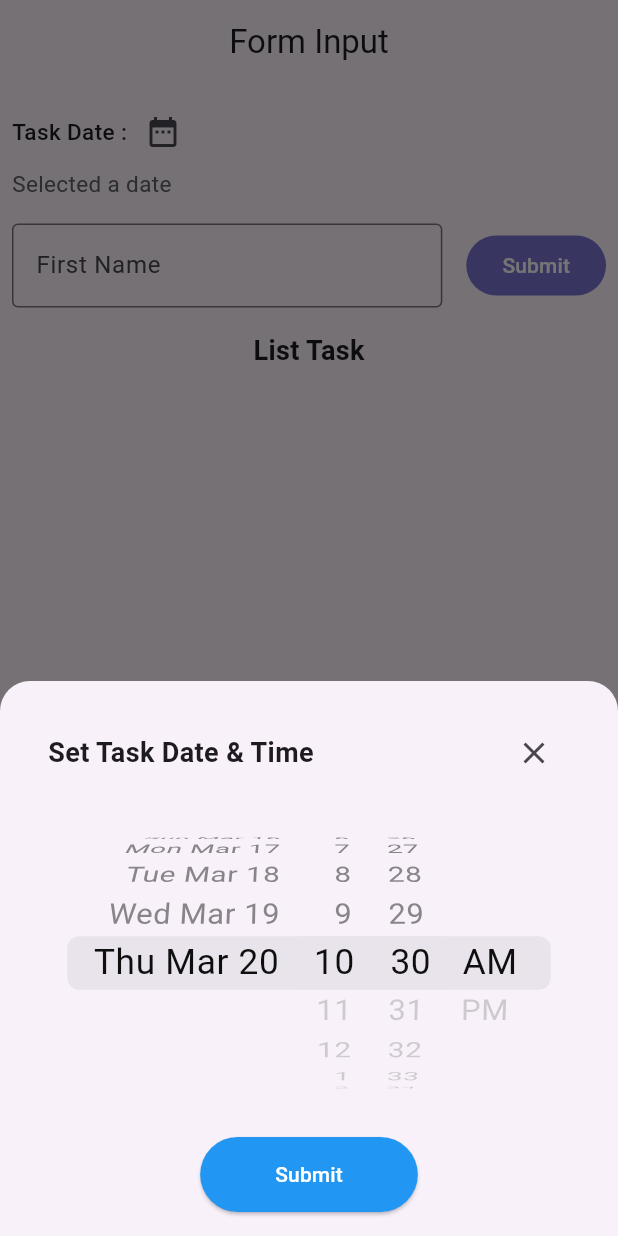
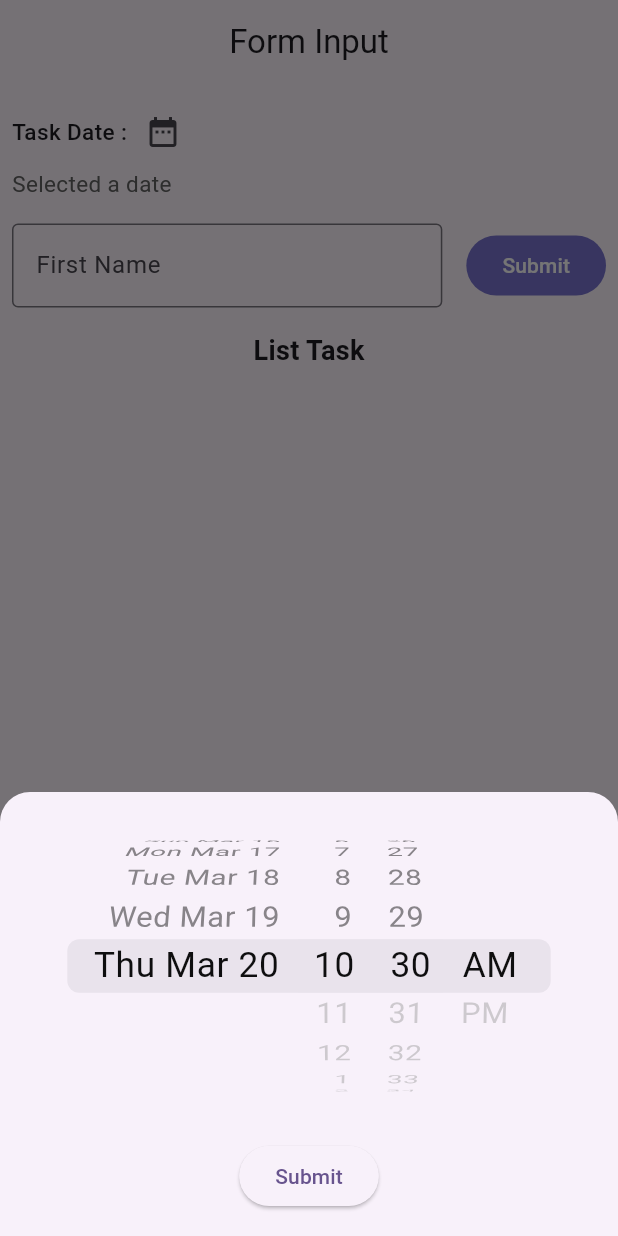
Before and after one commit to fasyaaa/TodoApp_0177, a Flutter app: the screen it shows after launch, after a tap on the "date range" icon, on a phone screen of 412 x 824 dp. Run offline on Flutter 3.47's test engine with Material 3 defaults, Android fonts, the light colour scheme and no system bars; our stand-ins replace scroll_date_picker.

Commit message:
FIX - Error date

```diff
--- a/lib/statefull.dart
+++ b/lib/statefull.dart
@@ -1,6 +1,7 @@
 import 'package:flutter/material.dart';
 import 'package:intl/intl.dart';
 import 'package:flutter/cupertino.dart';
+import 'package:scroll_date_picker/scroll_date_picker.dart';
 
 class Statefull extends StatefulWidget {
   const Statefull({super.key});
@@ -41,7 +42,12 @@ class _StatefullState extends State<Statefull> {
 
   void _showDatePicker() {
     DateTime now = DateTime.now();
-    DateTime tempDate = _selectedDate ?? DateTime.now();
+    DateTime tempDate = _selectedDate ?? now;
+
+    if (tempDate.isAfter(now)) {
+      tempDate =
+          now;
+    }
 
     showModalBottomSheet(
       context: context,
@@ -54,37 +60,6 @@ class _StatefullState extends State<Statefull> {
           child: Column(
             mainAxisSize: MainAxisSize.min,
             children: [
-              Row(
-                children: [
-                  const Padding(
-                    padding: EdgeInsets.only(
-                      left: 16.0,
-                      top: 8.0,
-                    ), // Jarak kiri & atas
-                    child: Text(
-                      'Set Task Date & Time',
-                      style: TextStyle(
-                        fontSize: 18,
-                        fontWeight: FontWeight.bold,
-                      ),
-                    ),
-                  ),
-                  const Spacer(), // Mendorong icon ke kanan
-                  Padding(
-                    padding: const EdgeInsets.only(
-                      right: 16.0,
-                      top: 8.0,
-                    ), // Jarak kanan & atas
-                    child: IconButton(
-                      onPressed: () {
-                        Navigator.pop(context);
-                      },
-                      icon: const Icon(Icons.clear),
-                    ),
-                  ),
-                ],
-              ),
-              const SizedBox(height: 16),
               SizedBox(
                 height: 200,
                 child: CupertinoDatePicker(
@@ -95,40 +70,20 @@ class _StatefullState extends State<Statefull> {
                   use24hFormat: false,
                   onDateTimeChanged: (DateTime value) {
                     setState(() {
-                      int selectedYear = value.year;
-                      int maxMonth =
-                          (selectedYear == now.year) ? now.month : 12;
-
-                      tempDate = DateTime(
-                        selectedYear,
-                        (value.month > maxMonth) ? maxMonth : value.month,
-                        value.day,
-                        value.hour,
-                        value.minute,
-                      );
+                      _selectedDate = value.isAfter(now) ? now : value;
                     });
                   },
                 ),
               ),
               const SizedBox(height: 16),
               ElevatedButton(
-                style: ElevatedButton.styleFrom(
-                  backgroundColor: Colors.blue,
-                  padding: const EdgeInsets.symmetric(
-                    horizontal: 50,
-                    vertical: 15,
-                  ),
-                ),
                 onPressed: () {
                   setState(() {
                     _selectedDate = tempDate;
                   });
                   Navigator.pop(context);
                 },
-                child: const Text(
-                  'Submit',
-                  style: TextStyle(color: Colors.white),
-                ),
+                child: const Text('Submit'),
               ),
             ],
           ),
```
